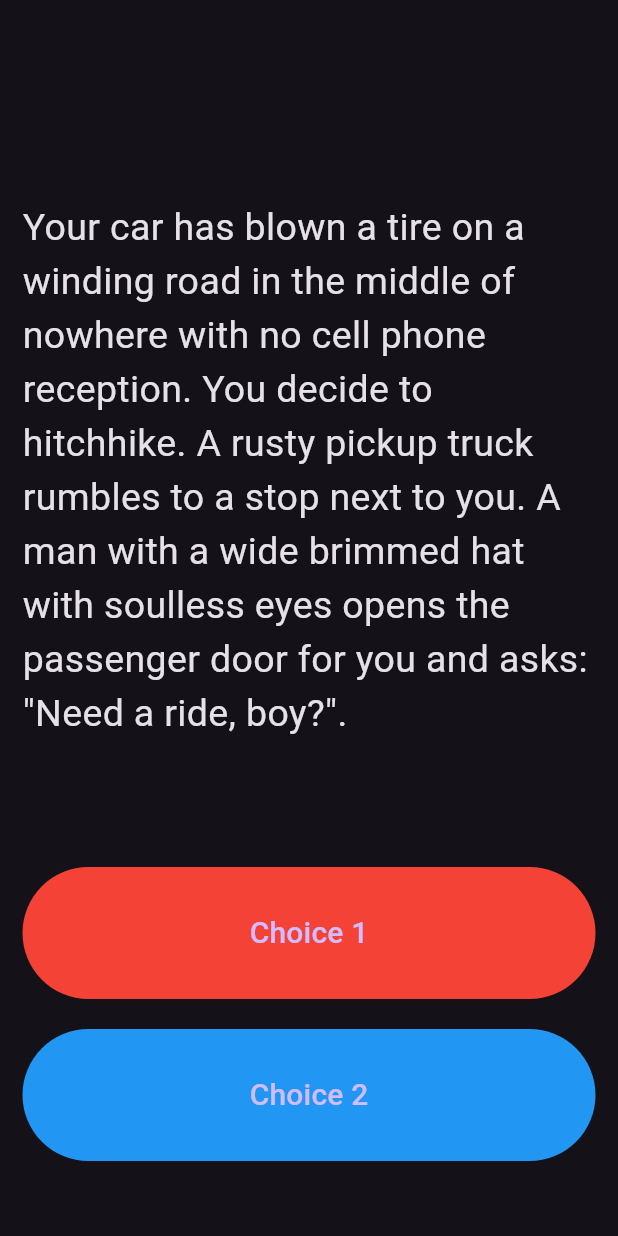
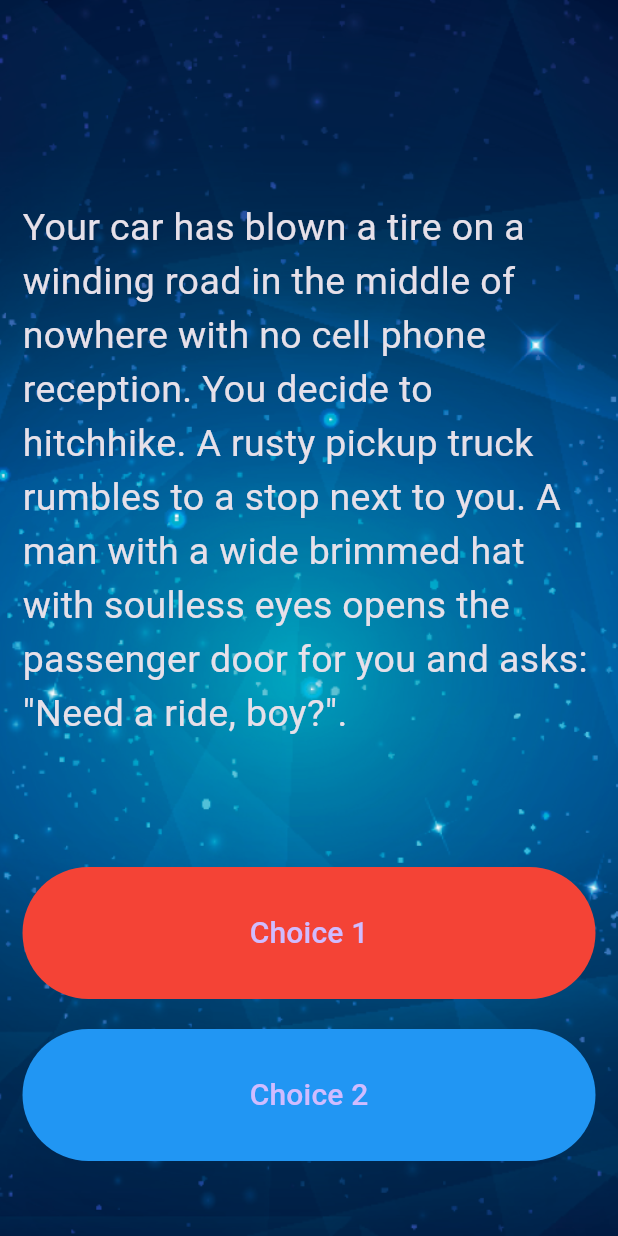
Before and after one commit to iDev-20/destini, a Flutter app: the screen it shows after launch, on a phone screen of 412 x 824 dp. Run offline on Flutter 3.47's test engine with Material 3 defaults, Android fonts, the phone set to English and light mode, and no system bars.

Commit message:
added background image

```diff
--- a/lib/components/story_brain.dart
+++ b/lib/components/story_brain.dart
@@ -6,7 +6,11 @@ class StoryBrain {
   final List<Story> _storyData = [
     Story(
         storyTitle:
-            'Your car has blown a tire on a winding road in the middle of nowhere with no cell phone reception. You decide to hitchhike. A rusty pickup truck rumbles to a stop next to you. A man with a wide brimmed hat with soulless eyes opens the passenger door for you and asks: "Need a ride, boy?".',
+            'Your car has blown a tire on a winding road in the middle of nowhere '
+            'with no cell phone reception. You decide to hitchhike. A rusty pickup '
+            'truck rumbles to a stop next to you. A man with a wide brimmed hat '
+            'with soulless eyes opens the passenger door for you and asks: '
+            '"Need a ride, boy?".',
         choice1: 'I\'ll hop in. Thanks for the help!',
         choice2: 'Better ask him if he\'s a murderer first.'),
     Story(
@@ -15,22 +19,32 @@ class StoryBrain {
         choice2: 'Wait, I know how to change a tire.'),
     Story(
         storyTitle:
-            'As you begin to drive, the stranger starts talking about his relationship with his mother. He gets angrier and angrier by the minute. He asks you to open the glovebox. Inside you find a bloody knife, two severed fingers, and a cassette tape of Elton John. He reaches for the glove box.',
+            'As you begin to drive, the stranger starts talking about his '
+            'relationship with his mother. He gets angrier and angrier by the '
+            'minute. He asks you to open the glovebox. Inside you find a bloody '
+            'knife, two severed fingers, and a cassette tape of Elton John. '
+            'He reaches for the glove box.',
         choice1: 'I love Elton John! Hand him the cassette tape.',
         choice2: 'It\'s him or me! You take the knife and stab him.'),
     Story(
         storyTitle:
-            'What? Such a cop out! Did you know traffic accidents are the second leading cause of accidental death for most adult age groups?',
+            'What? Such a cop out! Did you know traffic accidents are the second'
+            ' leading cause of accidental death for most adult age groups?',
         choice1: 'Restart',
         choice2: ''),
     Story(
         storyTitle:
-            'As you smash through the guardrail and careen towards the jagged rocks below you reflect on the dubious wisdom of stabbing someone while they are driving a car you are in.',
+            'As you smash through the guardrail and careen towards the jagged '
+            'rocks below you reflect on the dubious wisdom of stabbing someone '
+            'while they are driving a car you are in.',
         choice1: 'Restart',
         choice2: ''),
     Story(
         storyTitle:
-            'You bond with the murderer while crooning verses of "Can you feel the love tonight". He drops you off at the next town. Before you go he asks you if you know any good places to dump bodies. You reply: "Try the pier".',
+            'You bond with the murderer while crooning verses of "Can you feel '
+            'the love tonight". He drops you off at the next town. Before you '
+            'go he asks you if you know any good places to dump bodies. '
+            'You reply: "Try the pier".',
         choice1: 'Restart',
         choice2: '')
   ];
--- a/lib/pages/story_page.dart
+++ b/lib/pages/story_page.dart
@@ -17,6 +17,11 @@ class _StoryPageState extends State<StoryPage> {
       body: Container(
         padding: const EdgeInsets.symmetric(vertical: 50.0, horizontal: 15.0),
         constraints: const BoxConstraints.expand(),
+        decoration: const BoxDecoration(
+          image: DecorationImage(
+            image: AssetImage('images/background.png'), fit: BoxFit.cover,
+          ),
+        ),
         child: Column(
           crossAxisAlignment: CrossAxisAlignment.stretch,
           children: [
--- a/pubspec.yaml
+++ b/pubspec.yaml
@@ -59,9 +59,8 @@ flutter:
   uses-material-design: true
 
   # To add assets to your application, add an assets section, like this:
-  # assets:
-  #   - images/a_dot_burr.jpeg
-  #   - images/a_dot_ham.jpeg
+  assets:
+    - images/
 
   # An image asset can refer to one or more resolution-specific "variants", see
   # https://flutter.dev/assets-and-images/#resolution-aware
```
Also changed, not shown: images/background.png (added).
